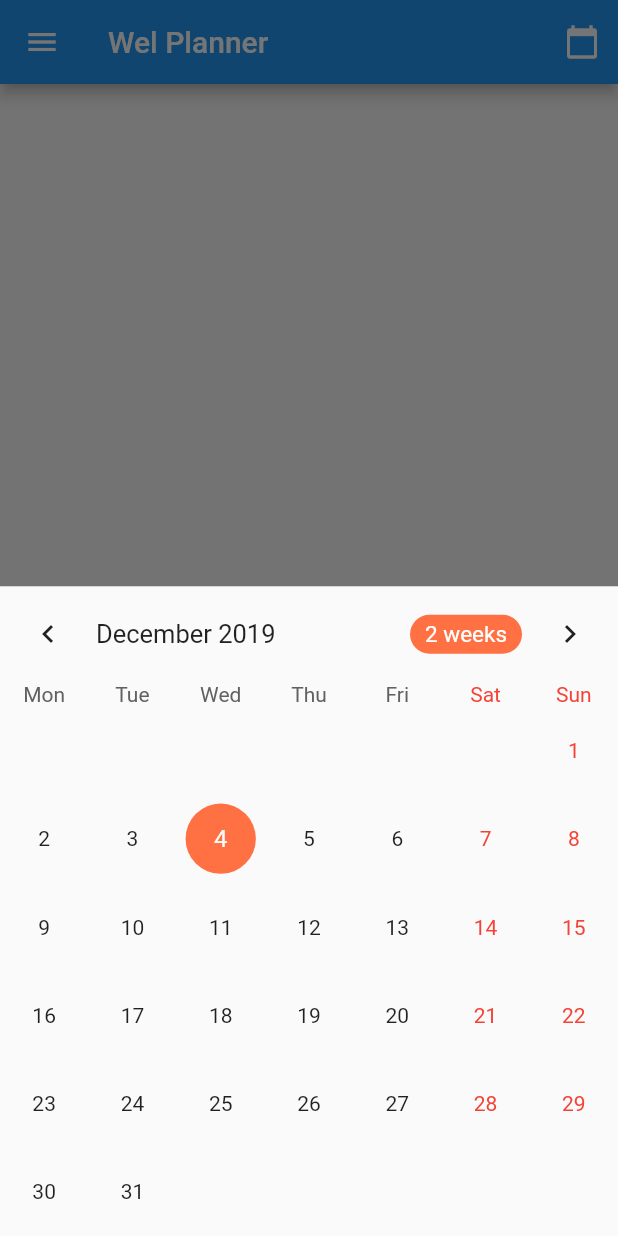
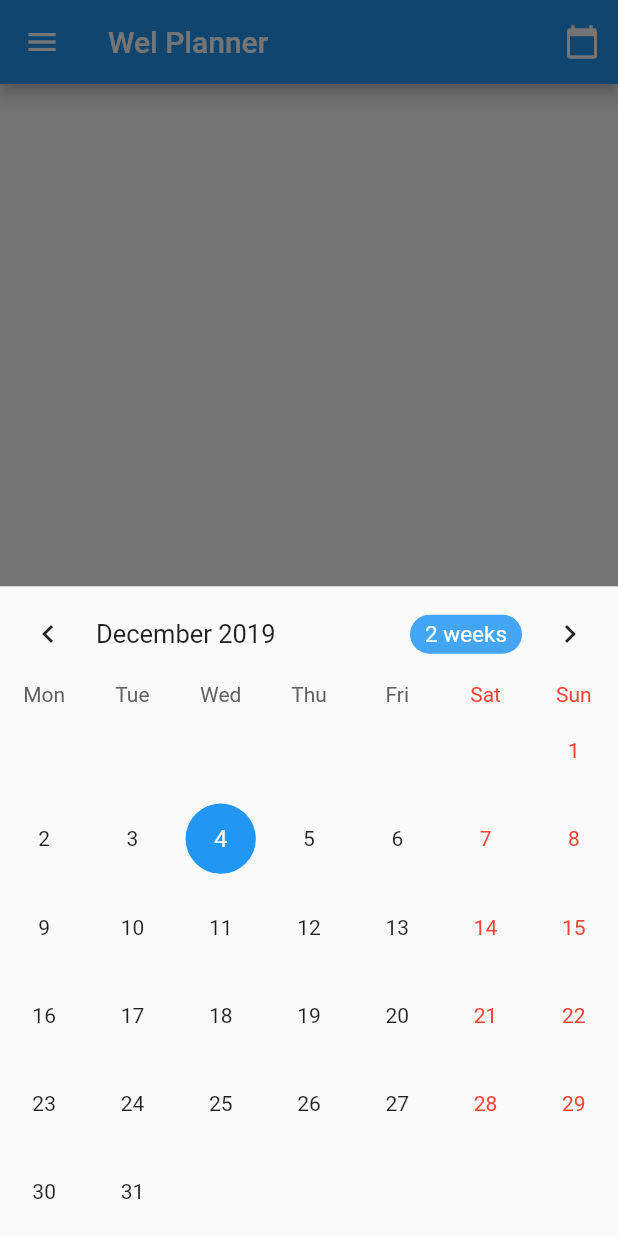
Before and after one commit to Vangreen/welplanner-public, a Flutter app: the HomeScreen screen opened directly, after a tap on the "calendar today" icon, on a phone screen of 412 x 824 dp. Run offline on Flutter 3.47's test engine with Material 2 defaults, Android fonts, the phone set to English and light mode, and no system bars; drawn by our look-alikes of table_calendar; our stand-ins replace date_picker_timeline; missing offline and left inert: swipedetector; network calls fail.

Commit message:
Refactor calendar modal

```diff
--- a/lib/screens/home_screen.dart
+++ b/lib/screens/home_screen.dart
@@ -6,11 +6,11 @@ import 'package:flutter/material.dart';
 import 'package:http/http.dart' as http;
 import 'package:intl/intl.dart';
 import 'package:swipedetector/swipedetector.dart';
+import 'package:table_calendar/table_calendar.dart';
 import 'package:wel_planner/backend/indexToTimeConverter.dart';
 import 'package:wel_planner/model/event.dart';
 import 'package:wel_planner/model/group.dart';
 import 'package:wel_planner/widgets/modal_lessonInfo.dart';
-import 'package:wel_planner/widgets/modal_calendar.dart';
 
 class HomeScreen extends StatefulWidget {
   HomeScreen({Key key, this.title}) : super(key: key);
@@ -23,8 +23,7 @@ class HomeScreen extends StatefulWidget {
 
 class _HomeScreenState extends State<HomeScreen> {
   ModalLessonInfo modalLessonInfo = new ModalLessonInfo();
-  ModalCalendar modalCalendar = new ModalCalendar();
-
+  CalendarController _calendarController;
   DateTime _selectedValue = DateTime.now();
 
   //default group
@@ -92,19 +91,46 @@ class _HomeScreenState extends State<HomeScreen> {
     return new Color(int.parse(code.substring(1, 7), radix: 16) + 0xFF000000);
   }
 
-//  void fetchGroup() async {
-//    var groupJson = await GroupAPI().getGroups();
-//    print(groupJson);
-//
-//    var groupMap = jsonDecode(groupJson);
-//    setState(() {
-//      _groups.addAll(groupMap);
-//      developer.log(_groups.toString());
-//      developer.log(_groups.length.toString());
-//
-//    });
-//  }
+  modalCalendar(BuildContext context, DateTime startDate) {
+    _calendarController = CalendarController();
+    showModalBottomSheet(
+        context: context,
+        builder: (BuildContext context) {
+          return TableCalendar(
+            calendarController: _calendarController,
+            startingDayOfWeek: StartingDayOfWeek.monday,
+            initialSelectedDay: startDate,
+            calendarStyle: CalendarStyle(
+              selectedColor: Colors.blue,
+              todayColor: Colors.blue[200],
+              markersColor: Colors.brown[700],
+              outsideDaysVisible: false,
+            ),
+            headerStyle: HeaderStyle(
+              formatButtonTextStyle:
+                  TextStyle().copyWith(color: Colors.white, fontSize: 15.0),
+              formatButtonDecoration: BoxDecoration(
+                color: Colors.blue[400],
+                borderRadius: BorderRadius.circular(16.0),
+              ),
+            ),
+            onDaySelected: onDaySelected,
+          );
+        });
+  }
 
+  //This function is responsible for change listview when click date in calendar modal
+  void onDaySelected(DateTime day, List events) {
+    setState(() {
+      _selectedValue = day;
+      fetchEvent().then((value) {
+        setState(() {
+          _events.clear();
+          _events.addAll(value);
+        });
+      });
+    });
+  }
 
   @override
   void initState() {
@@ -124,18 +150,15 @@ class _HomeScreenState extends State<HomeScreen> {
   @override
   Widget build(BuildContext context) {
     return Scaffold(
-      appBar: AppBar(
-        title: Text(widget.title),
-          actions: <Widget>[
+      appBar: AppBar(title: Text(widget.title), actions: <Widget>[
         // action button
         IconButton(
           icon: Icon(Icons.calendar_today),
           onPressed: () {
-          modalCalendar.mainBottomSheet(context);
+            modalCalendar(context, _selectedValue);
           },
         ),
-    ]
-      ),
+      ]),
       drawer: SizedBox(
         width: screenSize(context).width / 2.2,
         child: Drawer(
@@ -164,17 +187,6 @@ class _HomeScreenState extends State<HomeScreen> {
             },
             itemCount: _groups.length,
           ),
-//          child: ListView(
-//            children: <Widget>[
-//              ListTile(
-//                title: Text("E6C1S1"),
-//              ),
-//              ListTile(
-//                title: Text("E6T1S1"),
-//              ),
-//            ],
-//
-//          ),
         ),
       ),
       body: SwipeDetector(
--- a/lib/widgets/modal_calendar.dart
+++ /dev/null
@@ -1,40 +0,0 @@
-import 'package:flutter/material.dart';
-import 'package:table_calendar/table_calendar.dart';
-import 'package:wel_planner/screens/home_screen.dart';
-
-class ModalCalendar {
-  HomeScreen homeScreen = new HomeScreen();
-  CalendarController _calendarController;
-
-  void onDaySelected(DateTime day, List events) {
-    print(day.toString());
-  }
-
-  mainBottomSheet(BuildContext context) {
-    _calendarController = CalendarController();
-    showModalBottomSheet(
-        context: context,
-        builder: (BuildContext context) {
-          return TableCalendar(
-            calendarController: _calendarController,
-
-            startingDayOfWeek: StartingDayOfWeek.monday,
-            calendarStyle: CalendarStyle(
-              selectedColor: Colors.deepOrange[400],
-              todayColor: Colors.deepOrange[200],
-              markersColor: Colors.brown[700],
-              outsideDaysVisible: false,
-            ),
-            headerStyle: HeaderStyle(
-              formatButtonTextStyle:
-                  TextStyle().copyWith(color: Colors.white, fontSize: 15.0),
-              formatButtonDecoration: BoxDecoration(
-                color: Colors.deepOrange[400],
-                borderRadius: BorderRadius.circular(16.0),
-              ),
-            ),
-            onDaySelected: onDaySelected,
-          );
-        });
-  }
-}
```
Lines whose indentation alone changed are shown as unchanged.
